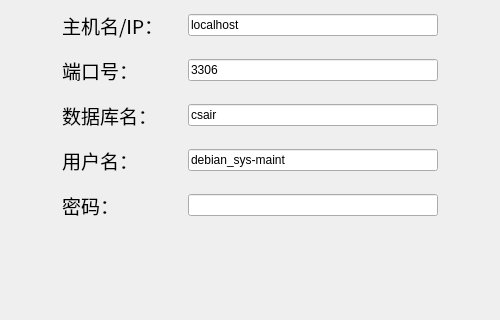
The window that src/connectwindow.ui (Paraworker/airline_server) describes before a commit, drawn with Qt 5; both pictures show x 0 to 500 and y 189 to 509 of the 500 by 600 pixel window.
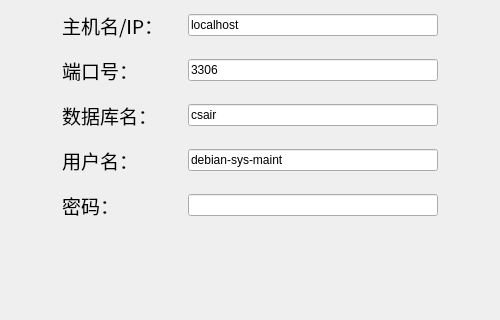
The same window after the commit.

The edit to the form file:
```diff
--- a/src/connectwindow.ui
+++ b/src/connectwindow.ui
@@ -319,7 +319,7 @@
             </size>
            </property>
            <property name="text">
-            <string>debian_sys-maint</string>
+            <string>debian-sys-maint</string>
            </property>
           </widget>
          </item>
```
